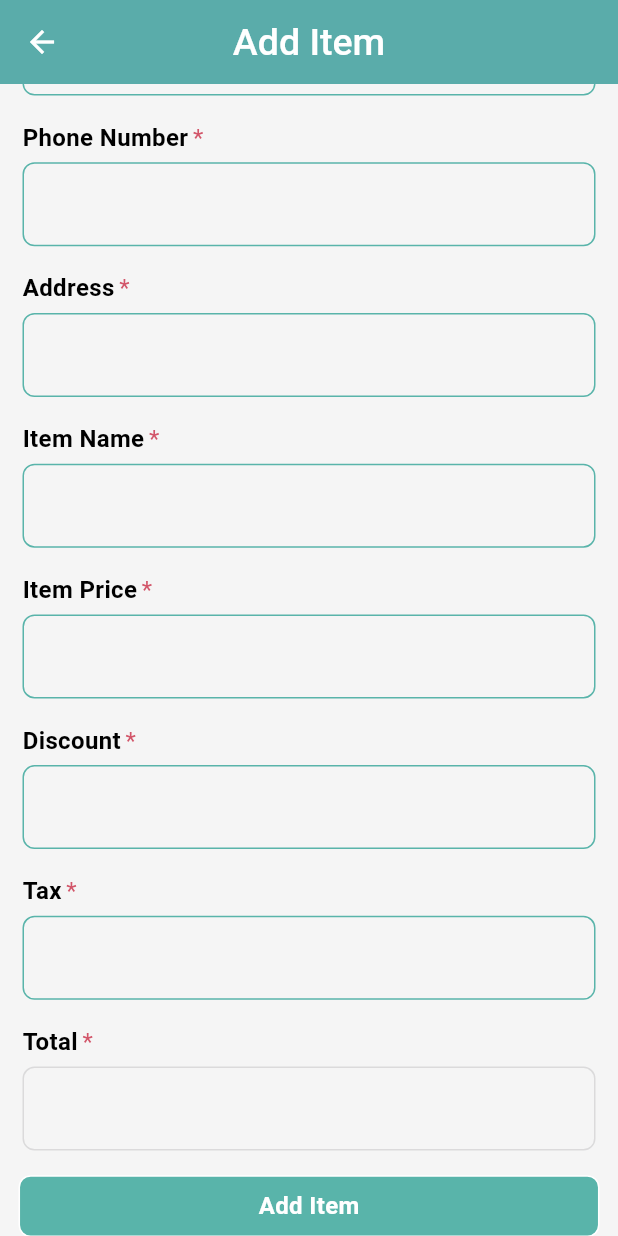
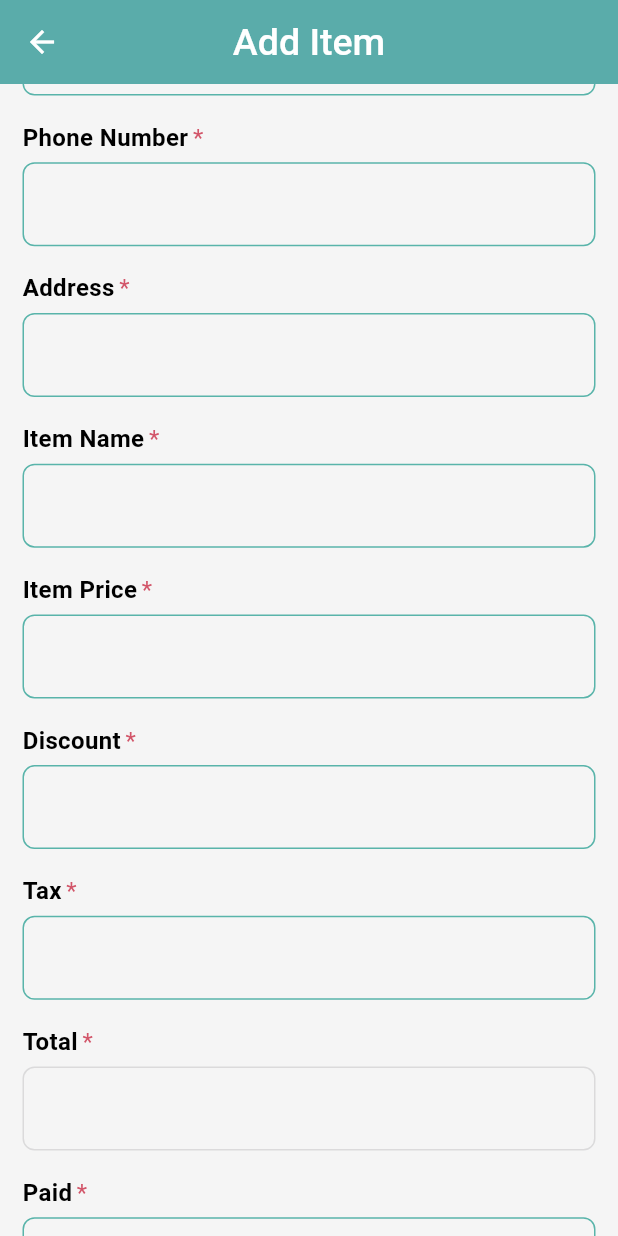
Before and after one commit to Shahabmustafa/Flutter-invoice-app, a Flutter app: the AddItem screen opened by its route, scrolled down 218 dp, on a phone screen of 412 x 824 dp. Run offline on Flutter 3.47's test engine with Material 3 defaults, Android fonts, the light colour scheme and no system bars; our stand-ins replace cached_network_image, cloud_firestore, firebase_auth, firebase_core, firebase_storage, fluttertoast and 9 more; missing offline and left inert: hand_signature; accounts and stored records are empty.

Commit message:
add some code

```diff
--- a/lib/model/item_model.dart
+++ b/lib/model/item_model.dart
@@ -7,7 +7,9 @@ class ItemModel {
   String? itemCost;
   String? discount;
   String? tax;
-  String? description;
+  String? total;
+  String? paid;
+  String? totalDept;
 
   ItemModel({
     this.customerName,
@@ -18,7 +20,9 @@ class ItemModel {
     this.itemCost,
     this.discount,
     this.tax,
-    this.description,
+    this.total,
+    this.paid,
+    this.totalDept,
   });
 
   ItemModel.fromJson(Map<String, dynamic> json) {
@@ -30,7 +34,9 @@ class ItemModel {
     itemCost = json['itemCost'];
     discount = json['discount'];
     tax = json['tax'];
-    description = json['description'];
+    total = json['total'];
+    paid = json['paid'];
+    totalDept = json['totalDept'];
   }
 
   Map<String, dynamic> toJson() {
@@ -43,7 +49,9 @@ class ItemModel {
     data['itemCost'] = this.itemCost;
     data['discount'] = this.discount;
     data['tax'] = this.tax;
-    data['description'] = this.description;
+    data['total'] = this.total;
+    data['paid'] = this.paid;
+    data['totalDept'] = this.totalDept;
     return data;
   }
 }
--- a/lib/view model/invoice service/Item_service.dart
+++ b/lib/view model/invoice service/Item_service.dart
@@ -13,7 +13,7 @@ class ItemService extends GetxController{
   Rx<TextEditingController> itemCost = TextEditingController().obs;
   Rx<TextEditingController> discount = TextEditingController().obs;
   Rx<TextEditingController> tax = TextEditingController().obs;
-  Rx<TextEditingController> description = TextEditingController().obs;
+  Rx<TextEditingController> paid = TextEditingController().obs;
 
 
   RxBool loading = false.obs;
@@ -23,6 +23,10 @@ class ItemService extends GetxController{
   }
 
   addItem(BuildContext context)async{
+    final a = int.parse(itemCost.toString());
+    final b = int.parse(discount.toString());
+    final c = a / b;
+    final total = a - c;
     ItemModel itemModel = ItemModel(
       customerName: customerName.value.text,
       customerEmail: customerEmail.value.text,
@@ -32,7 +36,9 @@ class ItemService extends GetxController{
       itemCost: itemCost.value.text,
       discount: discount.value.text,
       tax: tax.value.text,
-      description: description.value.text,
+      paid: paid.value.text,
+      total: total.toString(),
+      totalDept: "",
     );
     setLoading(true);
     try{
@@ -51,7 +57,7 @@ class ItemService extends GetxController{
         itemCost.value.clear();
         discount.value.clear();
         tax.value.clear();
-        description.value.clear();
+        paid.value.clear();
       }).onError((error, stackTrace){
         setLoading(false);
       });
--- a/lib/view/home/invoice/item/add_item.dart
+++ b/lib/view/home/invoice/item/add_item.dart
@@ -120,11 +120,35 @@ class _AddItemState extends State<AddItem> {
               InvoiceTextField(
                 title: "Total",
                 keyboardType: TextInputType.number,
-                controller: itemService.description.value,
+                // controller: itemService.description.value,
                 enabled: false,
+                // validator: (value){
+                //   return value!.isEmpty ? "Enter Your Item Description" : null;
+                // },
+              ),
+              SizedBox(
+                height: size.height * 0.02,
+              ),
+              InvoiceTextField(
+                title: "Paid",
+                keyboardType: TextInputType.number,
+                controller: itemService.paid.value,
+                enabled: true,
                 validator: (value){
                   return value!.isEmpty ? "Enter Your Item Description" : null;
                 },
+              ),
+              SizedBox(
+                height: size.height * 0.02,
+              ),
+              InvoiceTextField(
+                title: "Total Dept",
+                keyboardType: TextInputType.number,
+                // controller: itemService.paid.value,
+                enabled: false,
+                // validator: (value){
+                //   return value!.isEmpty ? "Enter Your Item Description" : null;
+                // },
               ),
               SizedBox(
                 height: size.height * 0.02,
```
